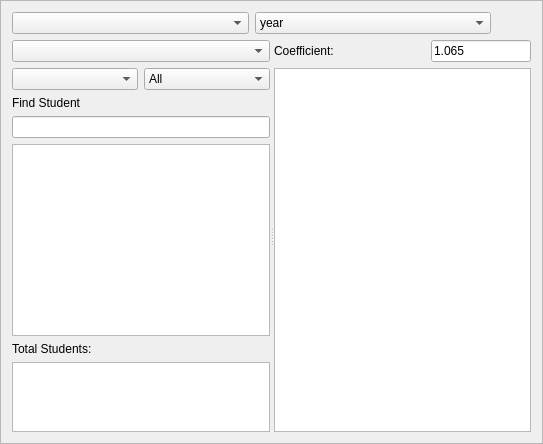
Old version of the form frameaddpayment.ui in the repository sadovskiy/sysman.
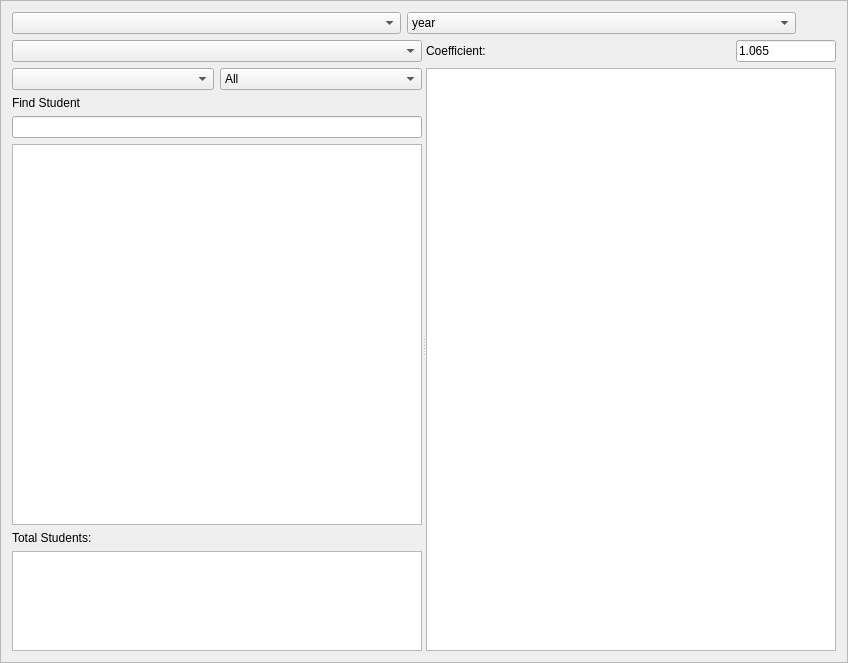
New version of the form.

What changed in the file:
```diff
--- a/frameaddpayment.ui
+++ b/frameaddpayment.ui
@@ -6,8 +6,8 @@
    <rect>
     <x>0</x>
     <y>0</y>
-    <width>543</width>
-    <height>365</height>
+    <width>848</width>
+    <height>663</height>
    </rect>
   </property>
   <property name="windowTitle">
@@ -317,7 +317,14 @@
         </widget>
        </item>
        <item>
-        <widget class="QListView" name="listViewPhone"/>
+        <widget class="QListWidget" name="listWidgetPhone">
+         <property name="maximumSize">
+          <size>
+           <width>16777215</width>
+           <height>100</height>
+          </size>
+         </property>
+        </widget>
        </item>
       </layout>
      </widget>
@@ -370,6 +377,15 @@
            <verstretch>0</verstretch>
           </sizepolicy>
          </property>
+         <property name="alternatingRowColors">
+          <bool>true</bool>
+         </property>
+         <property name="selectionBehavior">
+          <enum>QAbstractItemView::SelectRows</enum>
+         </property>
+         <property name="sortingEnabled">
+          <bool>true</bool>
+         </property>
         </widget>
        </item>
       </layout>
```
